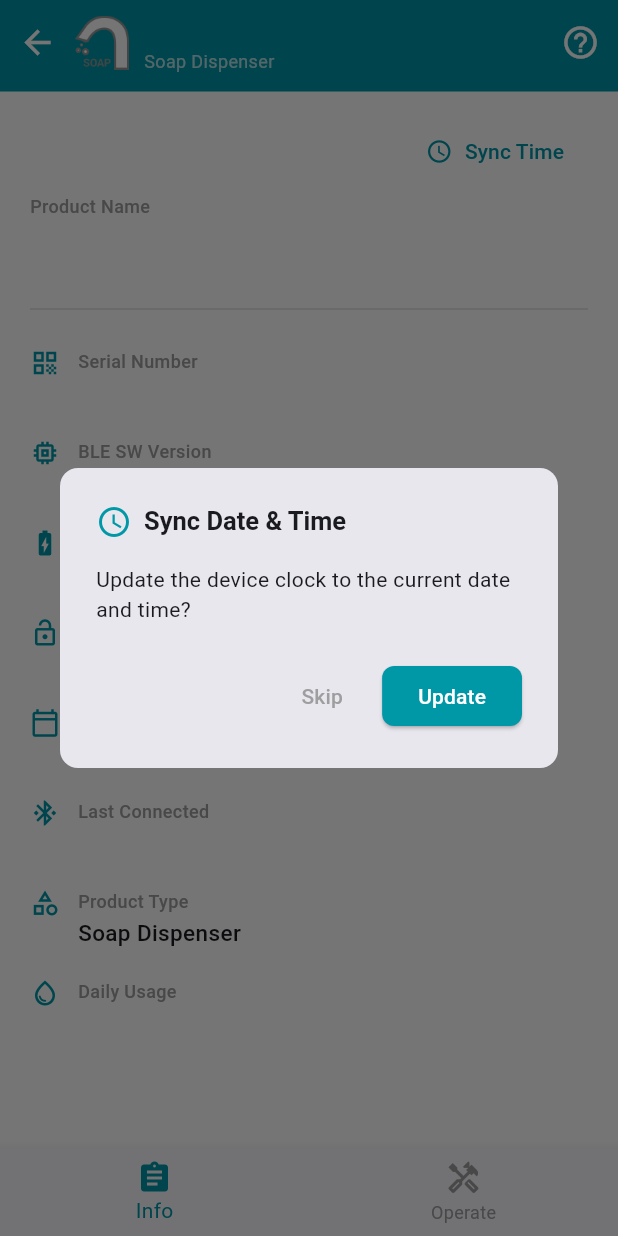
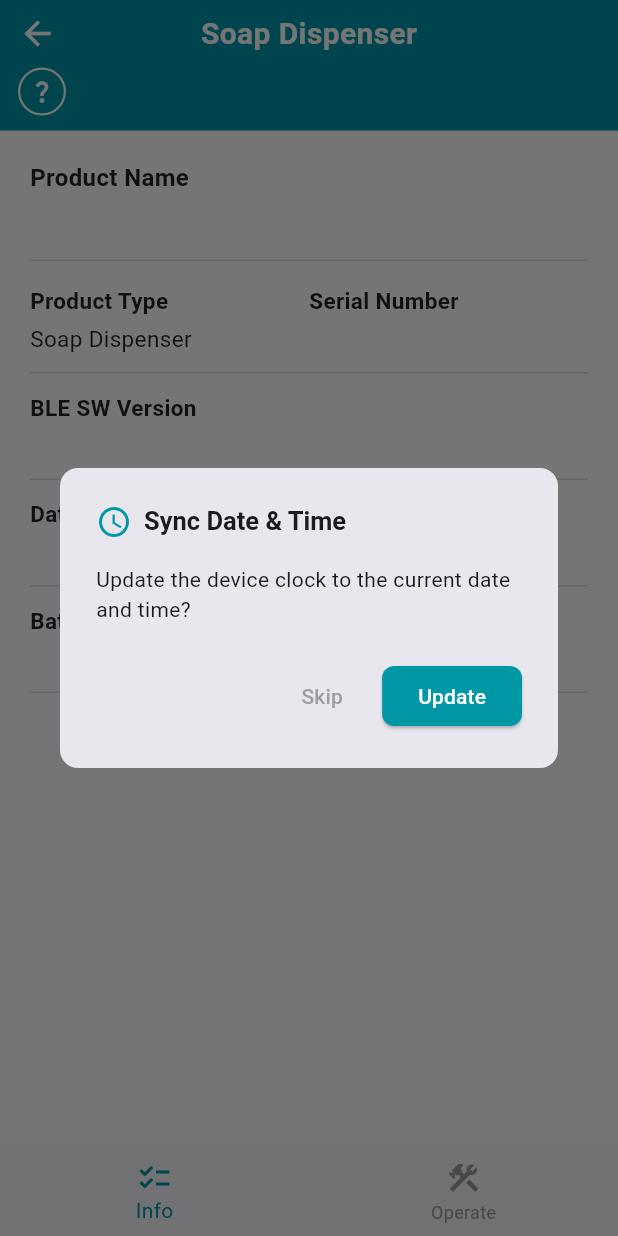
Before and after one commit to sterndev26-dot/stern-app, a Flutter app: the MainScreen screen opened directly with empty values, on a phone screen of 412 x 824 dp. Run offline on Flutter 3.47's test engine with Material 3 defaults, Android fonts, the phone set to English and light mode, and no system bars; our stand-ins replace flutter_blue_plus, permission_handler, shared_preferences, sqflite; accounts and stored records are empty.

Commit message:
Match info screen design: two-column layout, question mark header, correct nav icons
Co-Authored-By: Claude Sonnet 4.6 <noreply@anthropic.com>

```diff
--- a/lib/screens/main_screen.dart
+++ b/lib/screens/main_screen.dart
@@ -51,54 +51,56 @@ class _MainScreenState extends State<MainScreen> {
       color: _appTeal,
       child: SafeArea(
         bottom: false,
-        child: Padding(
-          padding: const EdgeInsets.fromLTRB(12, 8, 12, 12),
-          child: Row(
+        child: Column(
+          crossAxisAlignment: CrossAxisAlignment.start,
           children: [
-              // Back = disconnect + return to scan list
-              GestureDetector(
+            // Row 1: back arrow | product type centered
+            Padding(
+              padding: const EdgeInsets.fromLTRB(12, 8, 12, 4),
+              child: Stack(
+                alignment: Alignment.center,
+                children: [
+                  // Back arrow left
+                  Align(
+                    alignment: Alignment.centerLeft,
+                    child: GestureDetector(
                       onTap: _disconnectAndGoBack,
                       child: const Icon(Icons.arrow_back,
                           color: Colors.white, size: 26),
                     ),
-              const SizedBox(width: 12),
-              // Product icon
-              Image.asset(widget.product.imagePath,
-                  width: 36, height: 36),
-              const SizedBox(width: 10),
-              // Product name + type
-              Expanded(
-                child: Column(
-                  crossAxisAlignment: CrossAxisAlignment.start,
-                  children: [
-                    Text(
-                      widget.product.name,
-                      style: const TextStyle(
-                        color: Colors.white,
-                        fontSize: 17,
-                        fontWeight: FontWeight.bold,
                   ),
-                      maxLines: 1,
-                      overflow: TextOverflow.ellipsis,
-                    ),
+                  // Product type name centered
                   Text(
                     widget.product.type.displayName,
                     style: const TextStyle(
-                          color: Colors.white70, fontSize: 12),
+                      color: Colors.white,
+                      fontSize: 20,
+                      fontWeight: FontWeight.bold,
+                    ),
                   ),
                 ],
               ),
             ),
-              // Help button
-              GestureDetector(
+            // Row 2: help icon bottom-left
+            Padding(
+              padding: const EdgeInsets.fromLTRB(12, 4, 12, 10),
+              child: GestureDetector(
                 onTap: () => showDialog(
                     context: context,
                     builder: (_) => const _HelpDialog()),
-                child: const Icon(Icons.help_outline,
-                    color: Colors.white, size: 26),
+                child: Container(
+                  width: 32,
+                  height: 32,
+                  decoration: BoxDecoration(
+                    shape: BoxShape.circle,
+                    border: Border.all(color: Colors.white, width: 1.5),
+                  ),
+                  child: const Icon(Icons.question_mark,
+                      color: Colors.white, size: 18),
+                ),
+              ),
             ),
           ],
-          ),
         ),
       ),
     );
@@ -107,18 +109,19 @@ class _MainScreenState extends State<MainScreen> {
   Widget _buildBottomNav() {
     final items = <BottomNavigationBarItem>[
       const BottomNavigationBarItem(
-        icon: Icon(Icons.assignment_outlined),
-        activeIcon: Icon(Icons.assignment),
+        icon: Icon(Icons.checklist_outlined),
+        activeIcon: Icon(Icons.checklist),
         label: 'Info',
       ),
       const BottomNavigationBarItem(
-        icon: Icon(Icons.handyman_outlined),
-        activeIcon: Icon(Icons.handyman),
+        icon: Icon(Icons.construction_outlined),
+        activeIcon: Icon(Icons.construction),
         label: 'Operate',
       ),
       if (_isTechnician)
         const BottomNavigationBarItem(
-          icon: Icon(Icons.tune),
+          icon: Icon(Icons.settings_input_svideo_outlined),
+          activeIcon: Icon(Icons.settings_input_svideo),
           label: 'Settings',
         ),
     ];
@@ -392,44 +395,33 @@ class _DeviceInfoTabState extends State<_DeviceInfoTab>
       color: _appTeal,
       child: SingleChildScrollView(
         physics: const AlwaysScrollableScrollPhysics(),
-        padding: const EdgeInsets.fromLTRB(20, 16, 20, 32),
+        padding: const EdgeInsets.fromLTRB(20, 20, 20, 32),
         child: Column(
           crossAxisAlignment: CrossAxisAlignment.start,
           children: [
-            // Date/time sync button
-            Align(
-              alignment: Alignment.centerRight,
-              child: TextButton.icon(
-                onPressed: _showDateTimeSyncDialog,
-                icon: const Icon(Icons.access_time, size: 18),
-                label: const Text('Sync Time'),
-                style: TextButton.styleFrom(foregroundColor: _appTeal),
+            // Product Name (editable)
+            _buildNameField(),
+
+            // Product Type | Serial Number
+            _twoColRow(
+              'Product Type', _product.type.displayName,
+              'Serial Number', _product.serialNumber ?? '—',
             ),
+
+            // BLE SW Version (full width with update date on right)
+            _swVersionRow(),
+
+            // Date | First Pairing Date
+            _twoColRow(
+              'Date', _product.lastUpdate ?? '—',
+              'First Pairing Date', _product.lastConnected ?? '—',
             ),
-            const SizedBox(height: 4),
 
-            // Product Name (editable for technician)
-            _buildNameField(),
-            const SizedBox(height: 8),
-
-            // Info rows
-            _infoRow(Icons.qr_code_outlined, 'Serial Number',
-                _product.serialNumber ?? '—'),
-            _infoRow(Icons.memory_outlined, 'BLE SW Version',
-                _product.swVersion ?? '—'),
-            _infoRow(Icons.battery_charging_full_outlined, 'Battery',
-                _product.batteryVoltage ?? '—'),
-            _infoRow(Icons.lock_open_outlined, 'Valve State',
-                _product.valveState ?? '—'),
-            _infoRow(Icons.calendar_today_outlined, 'Device Date & Time',
-                _product.lastUpdate ?? '—'),
-            _infoRow(Icons.bluetooth_connected, 'Last Connected',
-                _product.lastConnected ?? '—'),
-            _infoRow(Icons.category_outlined, 'Product Type',
-                _product.type.displayName),
-            if (_product.dayleUsage != null)
-              _infoRow(Icons.water_drop_outlined, 'Daily Usage',
-                  _product.dayleUsage!),
+            // Battery | Valve State
+            _twoColRow(
+              'Battery', _product.batteryVoltage ?? '—',
+              'Valve State', _product.valveState ?? '—',
+            ),
           ],
         ),
       ),
@@ -441,84 +433,121 @@ class _DeviceInfoTabState extends State<_DeviceInfoTab>
     return Column(
       crossAxisAlignment: CrossAxisAlignment.start,
       children: [
-        const Text('Product Name',
+        const Text(
+          'Product Name',
           style: TextStyle(
-                fontSize: 12,
-                color: Colors.grey,
-                fontWeight: FontWeight.w500)),
-        const SizedBox(height: 4),
+              fontSize: 16, fontWeight: FontWeight.bold, color: Colors.black87),
+        ),
+        const SizedBox(height: 8),
         Row(
-          crossAxisAlignment: CrossAxisAlignment.start,
           children: [
             Expanded(
-              child: TextField(
+              child: _isEditingName
+                  ? TextField(
                       controller: _nameController,
                       focusNode: _nameFocus,
-                enabled: _isEditingName,
                       maxLength: _maxNameLength,
                       decoration: InputDecoration(
-                  counterText: _isEditingName ? null : '',
                         errorText: _nameError,
-                  border: _isEditingName
-                      ? const OutlineInputBorder()
-                      : InputBorder.none,
-                  contentPadding:
-                      const EdgeInsets.symmetric(horizontal: 8, vertical: 4),
+                        border: const OutlineInputBorder(),
+                        contentPadding: const EdgeInsets.symmetric(
+                            horizontal: 12, vertical: 8),
                       ),
+                      style: const TextStyle(fontSize: 16),
+                      onSubmitted: (_) => _submitName(),
+                    )
+                  : Text(
+                      _nameController.text,
                       style: const TextStyle(
-                    fontSize: 16,
-                    fontWeight: FontWeight.w600,
-                    color: Colors.black87),
-                onSubmitted: (_) => _submitName(),
+                          fontSize: 16, color: Colors.black87),
                     ),
             ),
-            if (isTechnician) ...[
-              const SizedBox(width: 8),
+            const SizedBox(width: 12),
             GestureDetector(
-                onTap: _onEditPressed,
-                child: Padding(
-                  padding: const EdgeInsets.only(top: 10),
+              onTap: isTechnician ? _onEditPressed : null,
               child: Icon(
-                    _isEditingName ? Icons.check_circle : Icons.edit,
-                    color: _appTeal,
-                    size: 24,
-                  ),
+                _isEditingName ? Icons.check : Icons.edit,
+                color: isTechnician ? Colors.black87 : Colors.transparent,
+                size: 22,
               ),
             ),
           ],
-          ],
         ),
-        const Divider(color: Color(0xFFE0E0E0)),
+        const SizedBox(height: 12),
+        const Divider(color: Color(0xFFDDDDDD), height: 1),
+        const SizedBox(height: 4),
       ],
     );
   }
 
-  Widget _infoRow(IconData icon, String label, String value) {
-    return Padding(
-      padding: const EdgeInsets.symmetric(vertical: 10),
-      child: Row(
+  Widget _twoColRow(
+      String label1, String val1, String label2, String val2) {
+    return Column(
+      children: [
+        const SizedBox(height: 12),
+        Row(
           crossAxisAlignment: CrossAxisAlignment.start,
           children: [
-          Icon(icon, size: 20, color: _appTeal),
-          const SizedBox(width: 12),
+            Expanded(child: _labelValue(label1, val1)),
+            Expanded(child: _labelValue(label2, val2)),
+          ],
+        ),
+        const SizedBox(height: 12),
+        const Divider(color: Color(0xFFDDDDDD), height: 1),
+      ],
+    );
+  }
+
+  Widget _swVersionRow() {
+    // Shows: "BLE SW Version" label full-width
+    // Then: version on left, update date on right
+    return Column(
+      children: [
+        const SizedBox(height: 12),
+        const Align(
+          alignment: Alignment.centerLeft,
+          child: Text(
+            'BLE SW Version',
+            style: TextStyle(
+                fontSize: 15,
+                fontWeight: FontWeight.bold,
+                color: Colors.black87),
+          ),
+        ),
+        const SizedBox(height: 4),
+        Row(
+          children: [
             Expanded(
-            child: Column(
+              child: Text(
+                _product.swVersion ?? '—',
+                style: const TextStyle(fontSize: 15, color: Colors.black87),
+              ),
+            ),
+            Text(
+              _product.lastUpdate ?? '—',
+              style: const TextStyle(fontSize: 14, color: Colors.black54),
+            ),
+          ],
+        ),
+        const SizedBox(height: 12),
+        const Divider(color: Color(0xFFDDDDDD), height: 1),
+      ],
+    );
+  }
+
+  Widget _labelValue(String label, String value) {
+    return Column(
       crossAxisAlignment: CrossAxisAlignment.start,
       children: [
         Text(label,
             style: const TextStyle(
-                        fontSize: 12,
-                        color: Colors.grey,
-                        fontWeight: FontWeight.w500)),
-                const SizedBox(height: 2),
+                fontSize: 15,
+                fontWeight: FontWeight.bold,
+                color: Colors.black87)),
+        const SizedBox(height: 4),
         Text(value,
-                    style: const TextStyle(
-                        fontSize: 15, fontWeight: FontWeight.w500)),
+            style: const TextStyle(fontSize: 15, color: Colors.black87)),
       ],
-            ),
-          ),
-        ],
-      ),
     );
   }
 }
```
Lines whose indentation alone changed are shown as unchanged.
